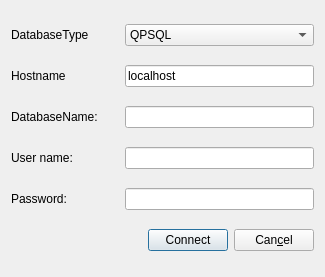
The window that connectiondialog.ui (LangYH/DatabaseManagement) describes before a commit, drawn with Qt 5.
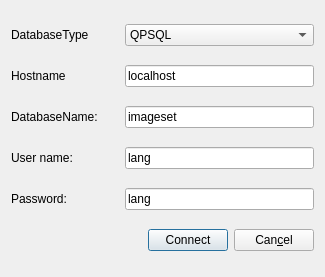
The same window after the commit.

```diff
--- a/connectiondialog.ui
+++ b/connectiondialog.ui
@@ -102,7 +102,11 @@
       </widget>
      </item>
      <item>
-      <widget class="QLineEdit" name="databaseNameEdit"/>
+      <widget class="QLineEdit" name="databaseNameEdit">
+       <property name="text">
+        <string>imageset</string>
+       </property>
+      </widget>
      </item>
     </layout>
    </item>
@@ -119,7 +123,11 @@
       </widget>
      </item>
      <item>
-      <widget class="QLineEdit" name="userNameEdit"/>
+      <widget class="QLineEdit" name="userNameEdit">
+       <property name="text">
+        <string>lang</string>
+       </property>
+      </widget>
      </item>
     </layout>
    </item>
@@ -136,7 +144,11 @@
       </widget>
      </item>
      <item>
-      <widget class="QLineEdit" name="passwordEdit"/>
+      <widget class="QLineEdit" name="passwordEdit">
+       <property name="text">
+        <string>lang</string>
+       </property>
+      </widget>
      </item>
     </layout>
    </item>
```
